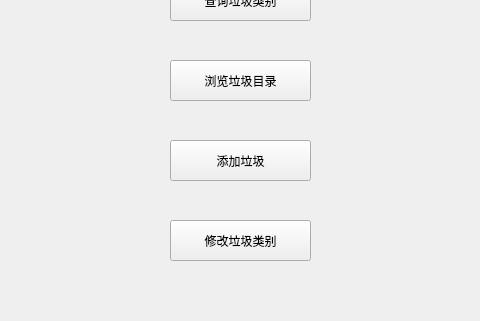
Qt form menuwidge.ui (sunxin000/garbageQuery) before a commit; both pictures show x 140 to 620 and y 150 to 471 of the 830 by 560 pixel window.
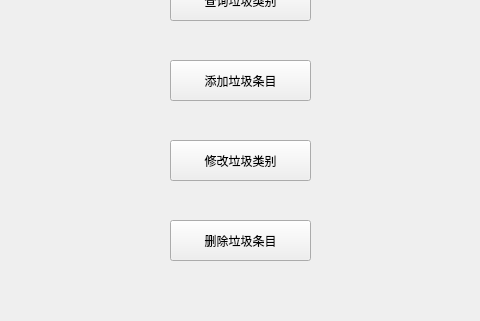
The same form after that commit. Icons and pictures are not drawn.

The edit to the form file:
```diff
--- a/menuwidge.ui
+++ b/menuwidge.ui
@@ -80,7 +80,7 @@
     <string>退出系统</string>
    </property>
   </widget>
-  <widget class="QToolButton" name="BrowserButton">
+  <widget class="QPushButton" name="AddButton">
    <property name="geometry">
     <rect>
      <x>310</x>
@@ -89,45 +89,22 @@
      <height>41</height>
     </rect>
    </property>
-   <property name="text">
-    <string>浏览垃圾目录</string>
-   </property>
-   <property name="icon">
-    <iconset>
-     <normaloff>F:/desktop/浏览..png</normaloff>F:/desktop/浏览..png</iconset>
-   </property>
-   <property name="toolButtonStyle">
-    <enum>Qt::ToolButtonTextBesideIcon</enum>
-   </property>
-  </widget>
-  <widget class="QToolButton" name="AddButton">
-   <property name="geometry">
-    <rect>
-     <x>310</x>
-     <y>290</y>
-     <width>141</width>
-     <height>41</height>
-    </rect>
-   </property>
    <property name="layoutDirection">
     <enum>Qt::LeftToRight</enum>
    </property>
    <property name="text">
-    <string>添加垃圾</string>
+    <string>添加垃圾条目</string>
    </property>
    <property name="icon">
-    <iconset>
-     <normaloff>F:/desktop/增加 添加 加减.png</normaloff>F:/desktop/增加 添加 加减.png</iconset>
-   </property>
-   <property name="toolButtonStyle">
-    <enum>Qt::ToolButtonTextBesideIcon</enum>
+    <iconset resource="image.qrc">
+     <normaloff>:/image/add.png</normaloff>:/image/add.png</iconset>
    </property>
   </widget>
-  <widget class="QToolButton" name="ModifyButton">
+  <widget class="QPushButton" name="ModifyButton">
    <property name="geometry">
     <rect>
      <x>310</x>
-     <y>370</y>
+     <y>290</y>
      <width>141</width>
      <height>41</height>
     </rect>
@@ -139,8 +116,41 @@
     <iconset>
      <normaloff>F:/desktop/modify.png</normaloff>F:/desktop/modify.png</iconset>
    </property>
-   <property name="toolButtonStyle">
-    <enum>Qt::ToolButtonTextBesideIcon</enum>
+  </widget>
+  <widget class="QPushButton" name="pushButton">
+   <property name="geometry">
+    <rect>
+     <x>310</x>
+     <y>370</y>
+     <width>141</width>
+     <height>41</height>
+    </rect>
+   </property>
+   <property name="text">
+    <string>删除垃圾条目</string>
+   </property>
+   <property name="icon">
+    <iconset resource="image.qrc">
+     <normaloff>:/image/delete.png</normaloff>:/image/delete.png</iconset>
+   </property>
+  </widget>
+  <widget class="QLabel" name="label_2">
+   <property name="geometry">
+    <rect>
+     <x>180</x>
+     <y>50</y>
+     <width>61</width>
+     <height>51</height>
+    </rect>
+   </property>
+   <property name="text">
+    <string/>
+   </property>
+   <property name="pixmap">
+    <pixmap resource="image.qrc">:/image/favicon.png</pixmap>
+   </property>
+   <property name="scaledContents">
+    <bool>true</bool>
    </property>
   </widget>
  </widget>
```
Left out of the diff: 17 changed lines with no effect on the pictures.
